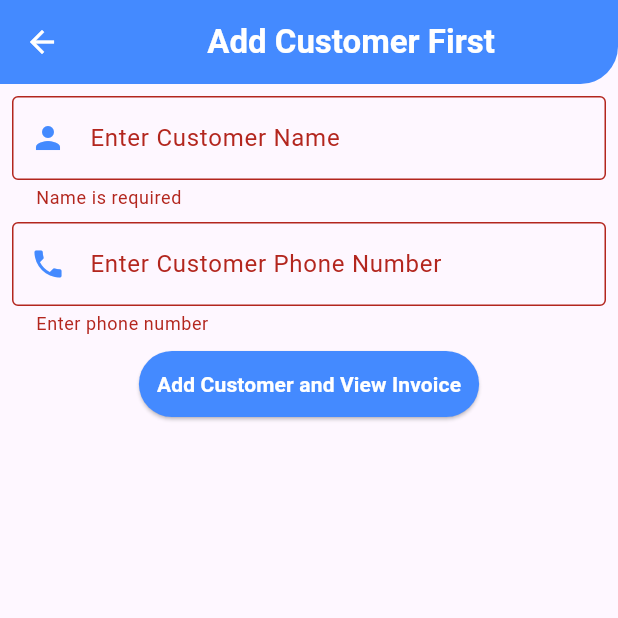
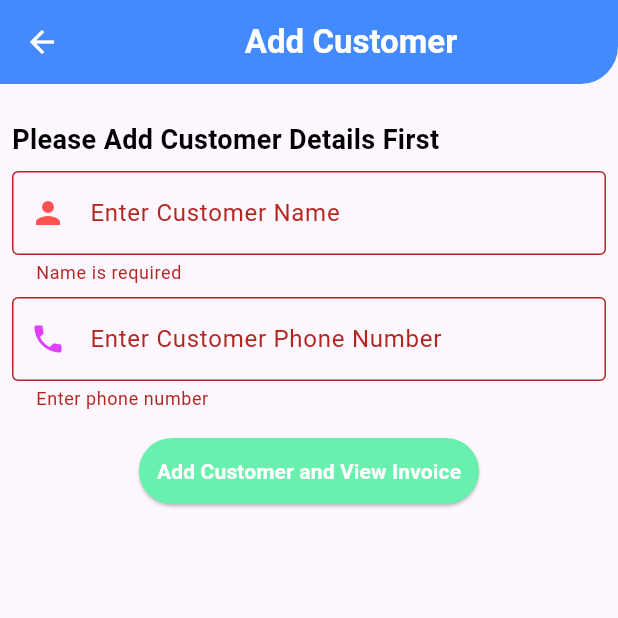
Before and after one commit to abdulsamad010/retailcore_pos_flutter, a Flutter app: the AddCustomerScreen screen opened directly, after a tap on "Add Customer and View Invoice", on a phone screen of 412 x 824 dp, the top half of it. Run offline on Flutter 3.47's test engine with Material 3 defaults, Android fonts, the phone set to English and light mode, and no system bars; our stand-ins replace get, sqflite; accounts and stored records are empty.

```diff
--- a/lib/features/add_customer/add_customer_screen.dart
+++ b/lib/features/add_customer/add_customer_screen.dart
@@ -11,6 +11,7 @@ class AddCustomerScreen extends StatelessWidget {
   AddCustomerScreen({super.key});
 
   AddCustomerController aPC=Get.put(AddCustomerController());
+
 
   final nC=TextEditingController();
   final p2C=TextEditingController();
@@ -36,21 +37,27 @@ class AddCustomerScreen extends StatelessWidget {
   @override
   Widget build(BuildContext context) {
     return Scaffold(
-      appBar: CustomAppBar(name: "Add Customer First"),
+      appBar: CustomAppBar(name: "Add Customer"),
       body: SingleChildScrollView(
         child: Padding(
           padding: const EdgeInsets.all(8.0),
           child: Form(
             key: formKey,
             child: Column(
-              mainAxisAlignment: MainAxisAlignment.center,
+              mainAxisAlignment: MainAxisAlignment.start,
+              crossAxisAlignment: CrossAxisAlignment.start,
               children: [
+
+                SizedBox(height: 16,),
+
+                Text("Please Add Customer Details First",style: TextStyle(color: Colors.black,fontSize: 18,fontWeight: FontWeight.bold),),
+                SizedBox(height: 8,),
 
                 TextFormField(
                   decoration: InputDecoration(
                     label: Text("Enter Customer Name"),
                     border: OutlineInputBorder(),
-                    prefixIcon: Icon(Icons.person,color: Colors.blueAccent,),
+                    prefixIcon: Icon(Icons.person,color: Colors.redAccent,),
                   ),
                   controller: nC,
                   validator: nV,
@@ -60,10 +67,11 @@ class AddCustomerScreen extends StatelessWidget {
                 SizedBox(height: 8,),
 
                 TextFormField(
+                  keyboardType: TextInputType.number,
                   decoration: InputDecoration(
                     label: Text("Enter Customer Phone Number"),
                     border: OutlineInputBorder(),
-                    prefixIcon: Icon(Icons.phone,color: Colors.blueAccent,),
+                    prefixIcon: Icon(Icons.phone,color: Colors.purpleAccent,),
                   ),
                   controller: p2C,
                   validator: p2V,
@@ -71,20 +79,22 @@ class AddCustomerScreen extends StatelessWidget {
                 ),
 
 
-                SizedBox(height: 8,),
+                SizedBox(height: 16,),
 
-                ElevatedButton(onPressed: ()async{
+                Center(
+                  child: ElevatedButton(onPressed: ()async{
                     if(formKey.currentState!.validate()){await aPC.addCustomer(nC.text,p2C.text);
                     Navigator.pushReplacement(context,
                         MaterialPageRoute(builder: (context) => InvoiceScreen()));
 
                     }
                   },
-                    style: ElevatedButton.styleFrom(backgroundColor: Colors.blueAccent,padding: EdgeInsets.all(4))
+                      style: ElevatedButton.styleFrom(backgroundColor: Colors.greenAccent,padding: EdgeInsets.all(4))
                       ,child: Padding(
                         padding: const EdgeInsets.all(8.0),
                         child: Text("Add Customer and View Invoice",style: TextStyle(fontWeight: FontWeight.bold,color: Colors.white,)),
                       )),
+                ),
 
 
               ],
```
Also changed, not shown: lib/features/invoice/invoice_screen.dart (+25 -18 lines). Lines whose indentation alone changed are shown as unchanged.
